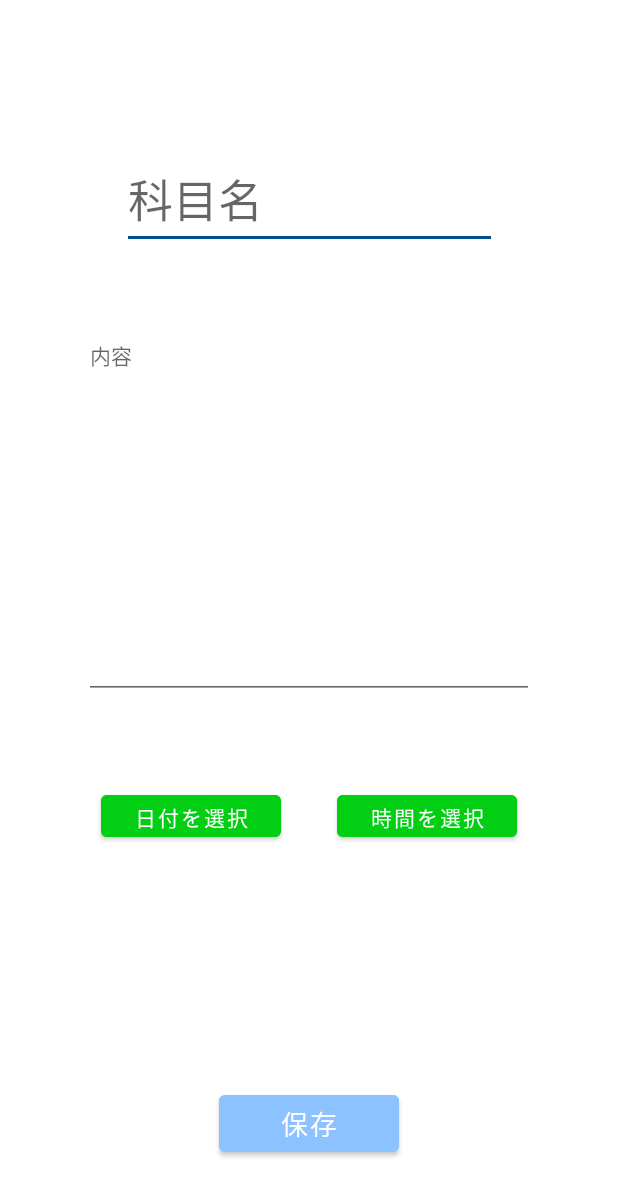
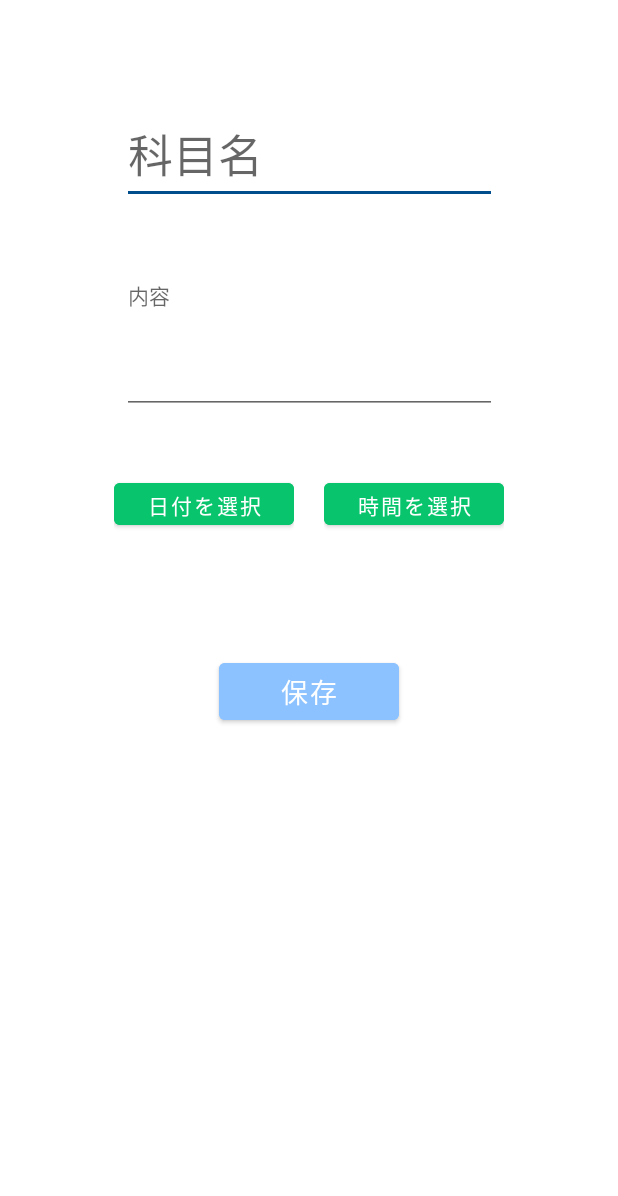
Before and after one commit to ri0103/ExamApplication, an Android app: the AddToDoActivity screen opened directly, with no data from a screen before it, on a phone screen of 412 x 824 dp. Shown: the top 1196 px of the screen. Run offline under Robolectric (Android 15) with nearby library versions, the phone set to English and light mode, and no system bars; libraries missing offline, so code that uses them is left out: io.realm.

```diff
--- a/app/src/main/res/layout/activity_add_to_do.xml
+++ b/app/src/main/res/layout/activity_add_to_do.xml
@@ -10,7 +10,7 @@
         android:id="@+id/subjectSchedule"
         android:layout_width="250sp"
         android:layout_height="wrap_content"
-        android:layout_marginTop="100dp"
+        android:layout_marginTop="70sp"
         android:ems="10"
         android:hint="科目名"
         android:inputType="textPersonName"
@@ -22,9 +22,10 @@
     <EditText
         android:id="@+id/contentSchedule"
         android:gravity="top|left"
-        android:layout_width="300sp"
-        android:layout_height="250sp"
-        android:layout_marginTop="50dp"
+        android:layout_width="250sp"
+        android:layout_height="wrap_content"
+        android:minHeight="100sp"
+        android:layout_marginTop="40sp"
         android:ems="10"
         android:hint="内容"
         android:inputType="textMultiLine"
@@ -37,22 +38,38 @@
         android:id="@+id/scheduleSaveButton"
         android:layout_width="120sp"
         android:layout_height="50sp"
-        android:layout_marginBottom="50dp"
+        android:layout_marginTop="40sp"
         android:backgroundTint="#8cc2ff"
         android:text="保存"
         android:textColor="@color/white"
         android:textSize="18sp"
-        app:layout_constraintBottom_toBottomOf="parent"
+
+        app:layout_constraintTop_toBottomOf="@id/dateandtimebuttons"
         app:layout_constraintEnd_toEndOf="parent"
         app:layout_constraintStart_toStartOf="parent" />
+
+    <LinearLayout
+        android:id="@+id/dateandtimebuttons"
+        android:layout_width="match_parent"
+        android:layout_height="wrap_content"
+        android:orientation="horizontal"
+        app:layout_constraintTop_toBottomOf="@id/contentSchedule"
+        app:layout_constraintRight_toRightOf="parent"
+        app:layout_constraintLeft_toLeftOf="parent"
+        android:gravity="center"
+        android:layout_marginTop="40sp">
+
+       <LinearLayout
+           android:layout_width="wrap_content"
+           android:layout_height="match_parent"
+           android:orientation="vertical"
+           android:layout_marginRight="10sp">
 
     <Button
         android:id="@+id/dateScheduleButton"
         android:layout_width="120sp"
         android:layout_height="40sp"
-        android:layout_marginStart="30dp"
-        android:layout_marginTop="58dp"
-        android:backgroundTint="#02cf13"
+        android:backgroundTint="@color/dark_mint_green"
         android:text="日付を選択"
         android:textColor="@color/white"
         android:textSize="14sp"
@@ -60,13 +77,30 @@
         app:layout_constraintStart_toStartOf="parent"
         app:layout_constraintTop_toBottomOf="@+id/contentSchedule" />
 
+        <TextView
+            android:id="@+id/selectedDateToDo"
+            android:layout_width="120sp"
+            android:layout_height="30sp"
+            android:layout_marginTop="10sp"
+            android:textAlignment="center"
+            android:textSize="20sp"
+            app:layout_constraintStart_toStartOf="parent"
+            app:layout_constraintTop_toBottomOf="@+id/dateScheduleButton" />
+
+       </LinearLayout>
+
+    <LinearLayout
+        android:layout_width="wrap_content"
+        android:layout_height="match_parent"
+        android:orientation="vertical"
+        android:layout_marginLeft="10sp"
+        >
+
     <Button
         android:id="@+id/timeScheduleButton"
         android:layout_width="120sp"
         android:layout_height="40sp"
-        android:layout_marginTop="58dp"
-        android:layout_marginEnd="30dp"
-        android:backgroundTint="#02cf13"
+        android:backgroundTint="@color/dark_mint_green"
         android:text="時間を選択"
         android:textColor="@color/white"
         android:textSize="14sp"
@@ -75,26 +109,18 @@
         app:layout_constraintTop_toBottomOf="@+id/contentSchedule" />
 
         <TextView
-        android:id="@+id/selectedDateToDo"
-        android:layout_width="120sp"
-        android:layout_height="30sp"
-        android:layout_marginStart="70dp"
-        android:layout_marginTop="20dp"
-        android:textAlignment="center"
-        android:textSize="16sp"
-        app:layout_constraintStart_toStartOf="parent"
-        app:layout_constraintTop_toBottomOf="@+id/dateScheduleButton" />
-
-    <TextView
             android:id="@+id/selectedTimeToDo"
             android:layout_width="120sp"
             android:layout_height="30sp"
-        android:layout_marginTop="20dp"
-        android:layout_marginEnd="70dp"
+            android:layout_marginTop="10sp"
             android:textAlignment="center"
-        android:textSize="16sp"
+            android:textSize="20sp"
             app:layout_constraintEnd_toEndOf="parent"
             app:layout_constraintTop_toBottomOf="@+id/timeScheduleButton" />
+    </LinearLayout>
+    </LinearLayout>
+
+
 
 
 </androidx.constraintlayout.widget.ConstraintLayout>
--- a/app/src/main/res/layout/fragment_coverage.xml
+++ b/app/src/main/res/layout/fragment_coverage.xml
@@ -20,7 +20,7 @@
         android:layout_height="70dp"
         android:layout_marginEnd="30dp"
         android:layout_marginBottom="30dp"
-        android:backgroundTint="@color/black"
+        android:backgroundTint="@color/dark_sky_blue"
         android:text="+"
         android:textAlignment="center"
         android:textColor="@color/white"
```
Also changed, not shown: app/src/main/java/app/ishizaki/ryu/examapplication/fragments/TodoFragment.kt (+57 -0 lines), app/src/main/res/drawable/ic_baseline_delete_24.xml (added, +10 -0 lines). Lines whose indentation alone changed are shown as unchanged.
